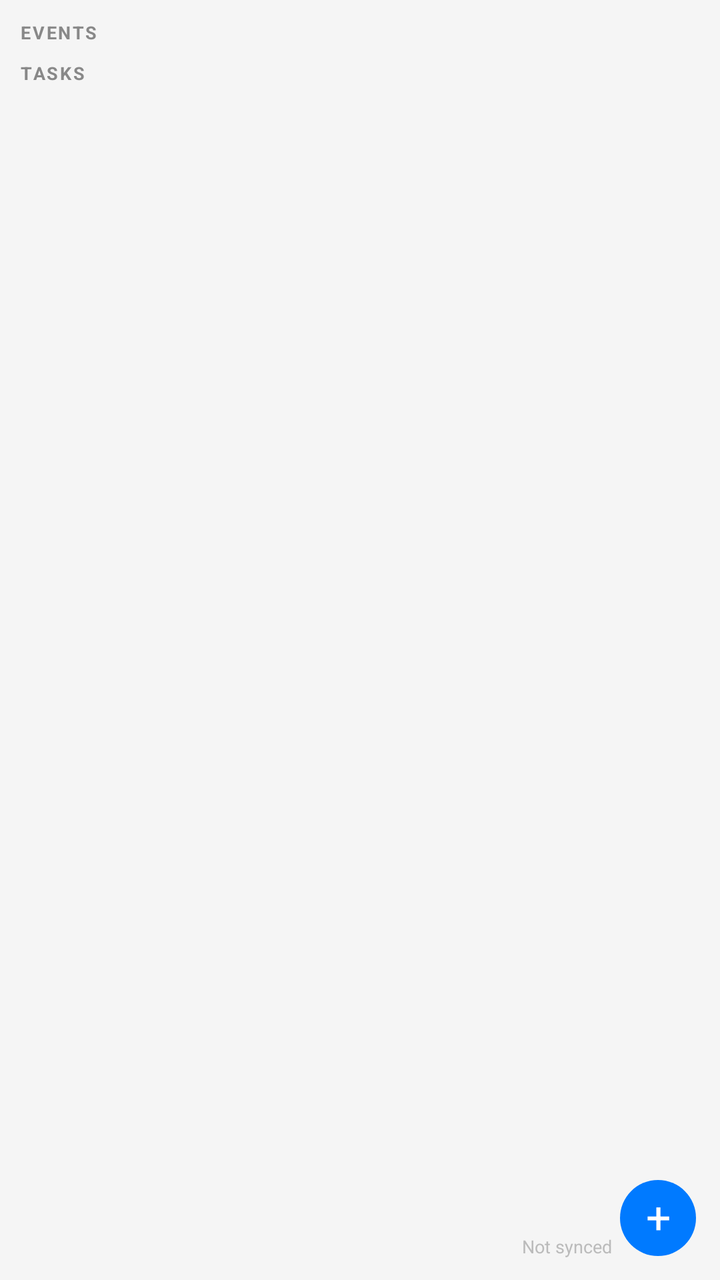
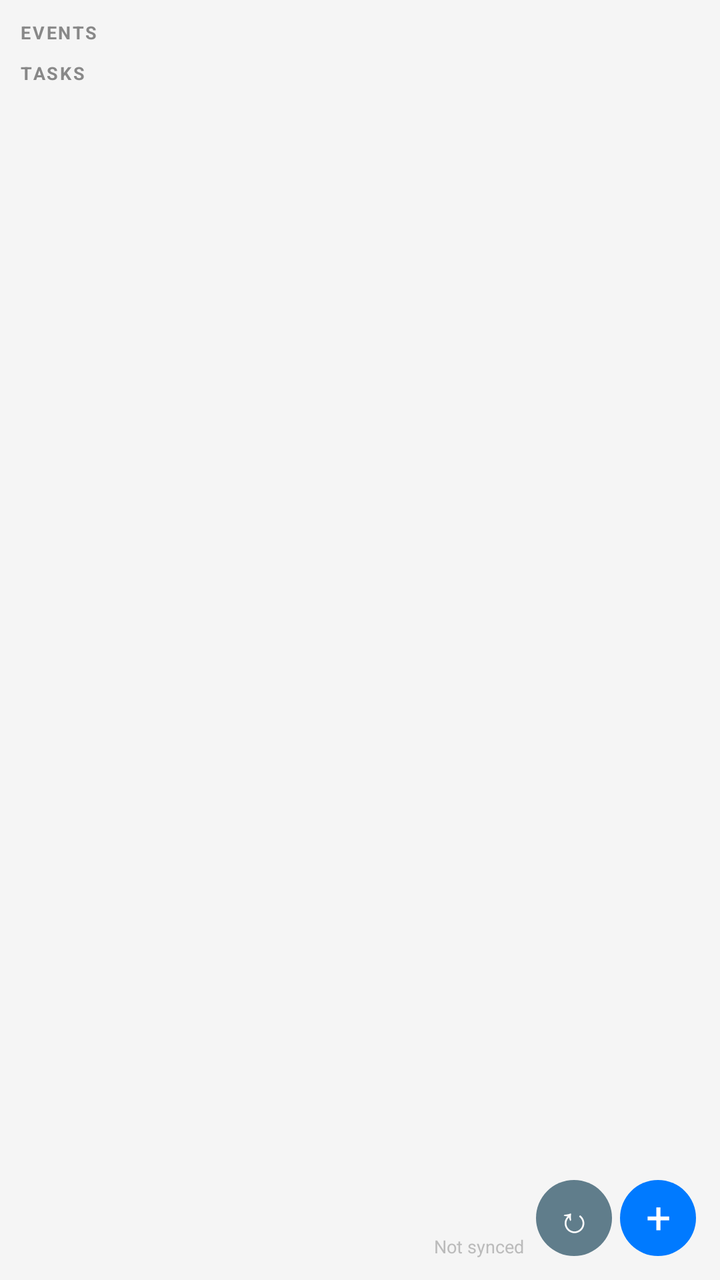

The first picture is an Android layout as it rendered before a commit; the second is the same layout after the commit. The layout source and the unified diff follow.
<!-- AndroidManifest.xml: fallback theme Theme.MaterialComponents.DayNight.NoActionBar -->
<!-- res/layout/widget_dashboard.xml -->
<?xml version="1.0" encoding="utf-8"?>
<RelativeLayout
    xmlns:android="http://schemas.android.com/apk/res/android"
    android:layout_width="match_parent"
    android:layout_height="match_parent"
    android:padding="10dp"
    android:background="#F5F5F5">

    
    <LinearLayout
        android:id="@+id/widget_content"
        android:layout_width="match_parent"
        android:layout_height="match_parent"
        android:orientation="vertical">

        
        <TextView
            android:id="@+id/widget_events_header"
            android:layout_width="match_parent"
            android:layout_height="wrap_content"
            android:text="EVENTS"
            android:textSize="9sp"
            android:textStyle="bold"
            android:textColor="#888888"
            android:letterSpacing="0.1"
            android:layout_marginBottom="2dp" />

        <TextView
            android:id="@+id/widget_event_1"
            android:layout_width="match_parent"
            android:layout_height="wrap_content"
            android:text=""
            android:textSize="11sp"
            android:textColor="#222222"
            android:maxLines="1"
            android:ellipsize="end"
            android:layout_marginBottom="1dp"
            android:visibility="gone" />

        <TextView
            android:id="@+id/widget_event_2"
            android:layout_width="match_parent"
            android:layout_height="wrap_content"
            android:text=""
            android:textSize="11sp"
            android:textColor="#222222"
            android:maxLines="1"
            android:ellipsize="end"
            android:layout_marginBottom="1dp"
            android:visibility="gone" />

        <TextView
            android:id="@+id/widget_event_3"
            android:layout_width="match_parent"
            android:layout_height="wrap_content"
            android:text=""
            android:textSize="11sp"
            android:textColor="#222222"
            android:maxLines="1"
            android:ellipsize="end"
            android:layout_marginBottom="1dp"
            android:visibility="gone" />

        <TextView
            android:id="@+id/widget_events_empty"
            android:layout_width="match_parent"
            android:layout_height="wrap_content"
            android:text="No upcoming events"
            android:textSize="11sp"
            android:textColor="#AAAAAA"
            android:layout_marginBottom="1dp"
            android:visibility="gone" />

        
        <TextView
            android:id="@+id/widget_tasks_header"
            android:layout_width="match_parent"
            android:layout_height="wrap_content"
            android:text="TASKS"
            android:textSize="9sp"
            android:textStyle="bold"
            android:textColor="#888888"
            android:letterSpacing="0.1"
            android:layout_marginTop="6dp"
            android:layout_marginBottom="2dp" />

        <TextView
            android:id="@+id/widget_task_1"
            android:layout_width="match_parent"
            android:layout_height="wrap_content"
            android:text=""
            android:textSize="11sp"
            android:textColor="#222222"
            android:maxLines="1"
            android:ellipsize="end"
            android:layout_marginBottom="1dp"
            android:visibility="gone" />

        <TextView
            android:id="@+id/widget_task_2"
            android:layout_width="match_parent"
            android:layout_height="wrap_content"
            android:text=""
            android:textSize="11sp"
            android:textColor="#222222"
            android:maxLines="1"
            android:ellipsize="end"
            android:layout_marginBottom="1dp"
            android:visibility="gone" />

        <TextView
            android:id="@+id/widget_task_3"
            android:layout_width="match_parent"
            android:layout_height="wrap_content"
            android:text=""
            android:textSize="11sp"
            android:textColor="#222222"
            android:maxLines="1"
            android:ellipsize="end"
            android:layout_marginBottom="1dp"
            android:visibility="gone" />

        <TextView
            android:id="@+id/widget_tasks_empty"
            android:layout_width="match_parent"
            android:layout_height="wrap_content"
            android:text="No pending tasks"
            android:textSize="11sp"
            android:textColor="#AAAAAA"
            android:layout_marginBottom="1dp"
            android:visibility="gone" />

        
        <LinearLayout
            android:layout_width="match_parent"
            android:layout_height="0dp"
            android:layout_weight="1" />

        
        <LinearLayout
            android:layout_width="match_parent"
            android:layout_height="wrap_content"
            android:orientation="horizontal"
            android:gravity="center_vertical">

            <TextView
                android:id="@+id/widget_issues_label"
                android:layout_width="0dp"
                android:layout_height="wrap_content"
                android:layout_weight="1"
                android:text=""
                android:textSize="10sp"
                android:textColor="#9C27B0" />

            <TextView
                android:id="@+id/widget_last_sync"
                android:layout_width="wrap_content"
                android:layout_height="wrap_content"
                android:text="Not synced"
                android:textSize="9sp"
                android:textColor="#BBBBBB"
                android:layout_marginEnd="44dp" />

        </LinearLayout>
    </LinearLayout>

    
    <TextView
        android:id="@+id/widget_fab"
        android:layout_width="38dp"
        android:layout_height="38dp"
        android:layout_alignParentBottom="true"
        android:layout_alignParentEnd="true"
        android:layout_marginBottom="2dp"
        android:layout_marginEnd="2dp"
        android:text="+"
        android:textSize="22sp"
        android:textColor="#FFFFFF"
        android:background="@drawable/fab_background"
        android:gravity="center"
        android:paddingBottom="2dp" />

</RelativeLayout>
<!-- resources referenced by this layout -->
<resources>
  <!-- drawable fab_background (drawable) -->
  <?xml version="1.0" encoding="utf-8"?>
  <shape xmlns:android="http://schemas.android.com/apk/res/android"
      android:shape="oval">
      <solid android:color="#007AFF" />
  </shape>
</resources>

<!-- the commit's change to res/layout/widget_dashboard.xml (unified diff, before → after) -->
@@ -159,10 +159,25 @@
                 android:text="Not synced"
                 android:textSize="9sp"
                 android:textColor="#BBBBBB"
-                android:layout_marginEnd="44dp" />
+                android:layout_marginEnd="88dp" />
 
         </LinearLayout>
     </LinearLayout>
+
+    
+    <TextView
+        android:id="@+id/widget_sync_fab"
+        android:layout_width="38dp"
+        android:layout_height="38dp"
+        android:layout_alignParentBottom="true"
+        android:layout_alignParentEnd="true"
+        android:layout_marginBottom="2dp"
+        android:layout_marginEnd="44dp"
+        android:text="&#x21BB;"
+        android:textSize="18sp"
+        android:textColor="#FFFFFF"
+        android:background="@drawable/sync_fab_background"
+        android:gravity="center" />
 
     
     <TextView
<!-- resource entries referenced after the edit -->
@@ -6,5 +6,11 @@
       android:shape="oval">
       <solid android:color="#007AFF" />
   </shape>
+  <!-- drawable sync_fab_background (drawable) -->
+  <?xml version="1.0" encoding="utf-8"?>
+  <shape xmlns:android="http://schemas.android.com/apk/res/android"
+      android:shape="oval">
+      <solid android:color="#607D8B" />
+  </shape>
 </resources>
 
